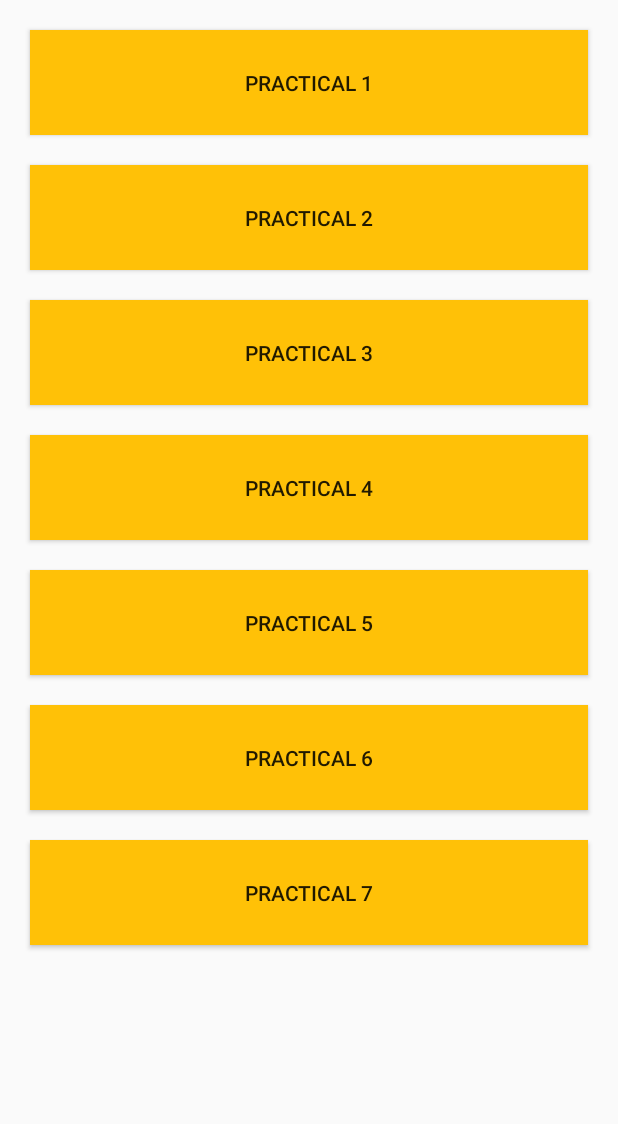
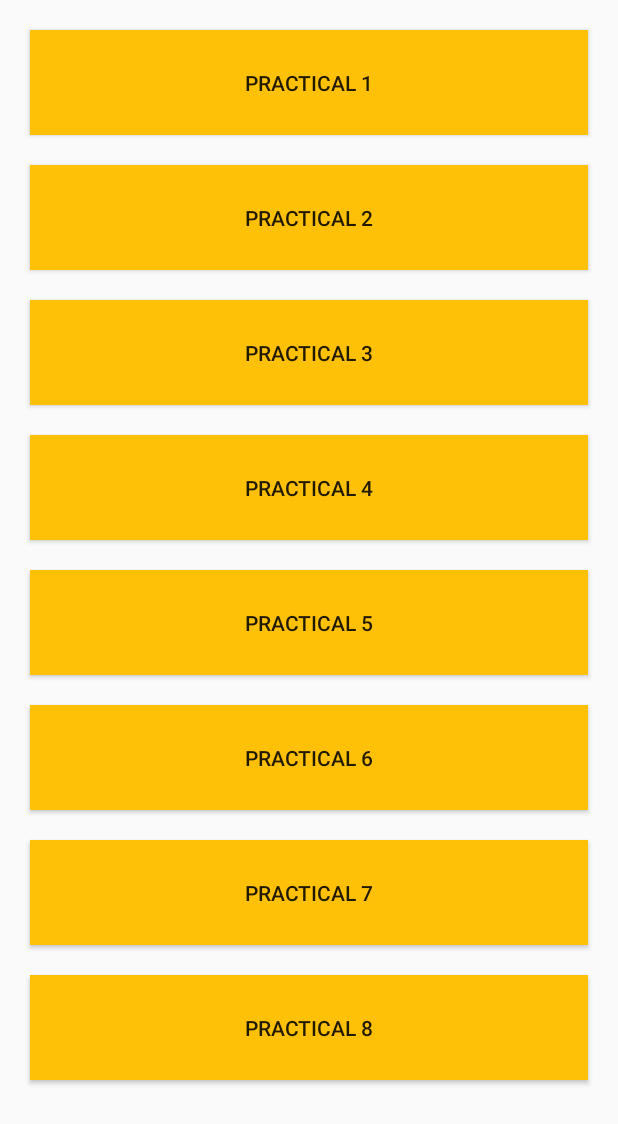
Before and after one commit to vijaylatpate/AMP, an Android app: the screen it shows after launch (HomeScreen), on a phone screen of 412 x 824 dp. Shown: the top 1124 px of the screen. Run offline under Robolectric (Android 15) with nearby library versions, the phone set to English and light mode, and no system bars.

Commit message:
Basic Layout Of Application

```diff
--- a/app/src/main/AndroidManifest.xml
+++ b/app/src/main/AndroidManifest.xml
@@ -12,6 +12,9 @@
         android:roundIcon="@mipmap/ic_launcher_round"
         android:supportsRtl="true"
         android:theme="@style/Theme.AMP2022">
+        <activity
+            android:name=".Practical_8"
+            android:exported="false" />
         <activity
             android:name=".Practical_7_2"
             android:exported="false" />
--- a/app/src/main/java/com/sbvc/amp2022/HomeScreen.java
+++ b/app/src/main/java/com/sbvc/amp2022/HomeScreen.java
@@ -13,7 +13,7 @@ import android.widget.Toast;
 public class HomeScreen extends AppCompatActivity implements View.OnClickListener {
     AlertDialog.Builder builder;
 
-    Button btnPractical1, btnPractical2, btnPractical3, btnPractical4, btnPractical5, btnPractical6, btnPractical7;
+    Button btnPractical1, btnPractical2, btnPractical3, btnPractical4, btnPractical5, btnPractical6, btnPractical7,btnPractical8;
 
     @Override
     protected void onCreate(Bundle savedInstanceState) {
@@ -27,6 +27,7 @@ public class HomeScreen extends AppCompatActivity implements View.OnClickListene
         btnPractical3 = findViewById(R.id.btnPractical_3);
         btnPractical4 = findViewById(R.id.btnPractical_4);
         btnPractical5 = findViewById(R.id.btnPractical_5);
+        btnPractical8 = findViewById(R.id.btnPractical_8);
 
         btnPractical6 = findViewById(R.id.btnPractical_6);
         btnPractical7 = findViewById(R.id.btnPractical_7);
@@ -38,6 +39,7 @@ public class HomeScreen extends AppCompatActivity implements View.OnClickListene
         btnPractical5.setOnClickListener(this);
         btnPractical6.setOnClickListener(this);
         btnPractical7.setOnClickListener(this);
+        btnPractical8.setOnClickListener(this);
     }
 
     @Override
@@ -87,6 +89,9 @@ public class HomeScreen extends AppCompatActivity implements View.OnClickListene
             case R.id.btnPractical_7:
                 startActivity(new Intent(getApplicationContext(), Practical_7.class));
                 break;
+            case R.id.btnPractical_8:
+                startActivity(new Intent(getApplicationContext(), Practical_8.class));
+                break;
         }
     }
 }
--- a/app/src/main/res/layout/activity_home_screen.xml
+++ b/app/src/main/res/layout/activity_home_screen.xml
@@ -71,6 +71,14 @@
                 android:layout_margin="10dp"
                 android:background="@color/colorAccent"
                 android:text="Practical 7" />
+
+            <Button
+                android:id="@+id/btnPractical_8"
+                android:layout_width="match_parent"
+                android:layout_height="70dp"
+                android:layout_margin="10dp"
+                android:background="@color/colorAccent"
+                android:text="Practical 8" />
         </LinearLayout>
     </ScrollView>
 
```
Also changed, not shown: app/src/main/java/com/sbvc/amp2022/Practical_8.java (added, +56 -0 lines), app/src/main/res/layout/activity_practical8.xml (added, +23 -0 lines).
